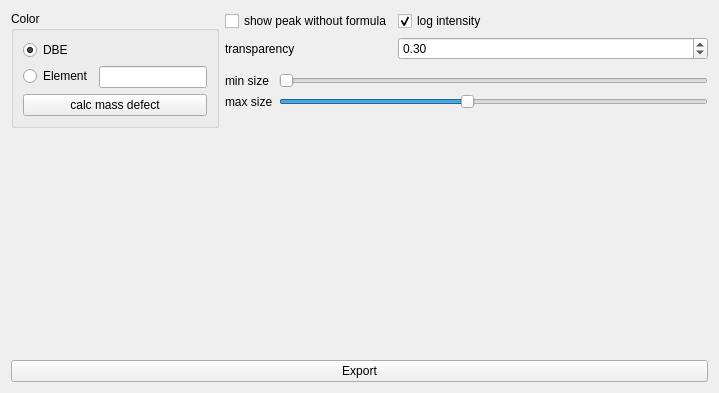
Old version of the form Orbitool/UI/MassDefect.ui in the repository l460289052/Orbitool.
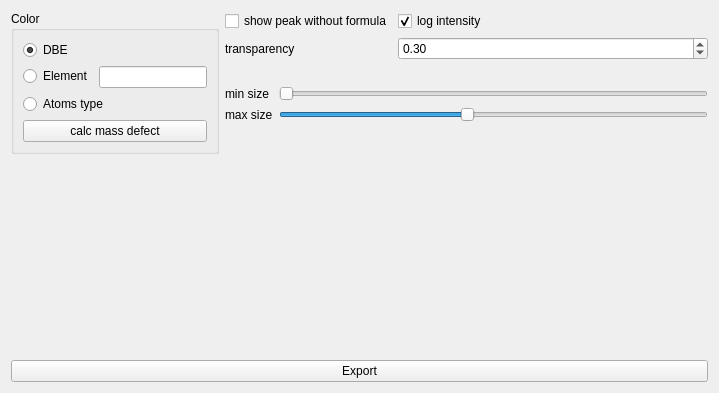
New version of the form.

Commit message: mass defect atoms

```diff
--- a/Orbitool/UI/MassDefect.ui
+++ b/Orbitool/UI/MassDefect.ui
@@ -69,7 +69,7 @@
             </property>
            </widget>
           </item>
-          <item row="2" column="0" colspan="2">
+          <item row="3" column="0" colspan="2">
            <widget class="QPushButton" name="calcPushButton">
             <property name="sizePolicy">
              <sizepolicy hsizetype="Preferred" vsizetype="Fixed">
@@ -82,6 +82,13 @@
             </property>
            </widget>
           </item>
+          <item row="2" column="0" colspan="2">
+           <widget class="QRadioButton" name="atomsRadioButton">
+            <property name="text">
+             <string>Atoms type</string>
+            </property>
+           </widget>
+          </item>
          </layout>
         </widget>
        </item>
```
The commit also changes 3 other files.
